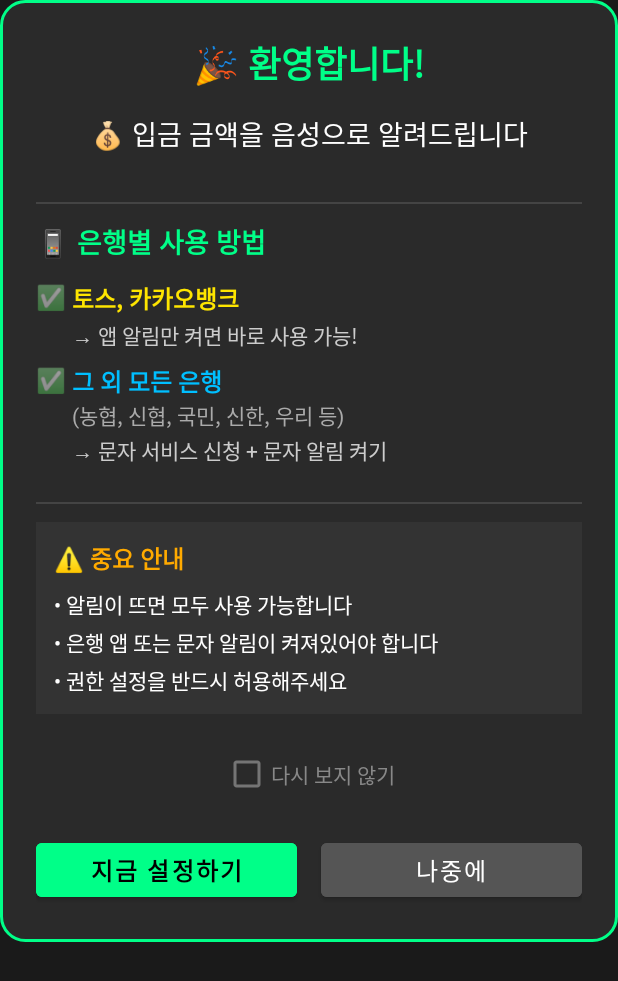
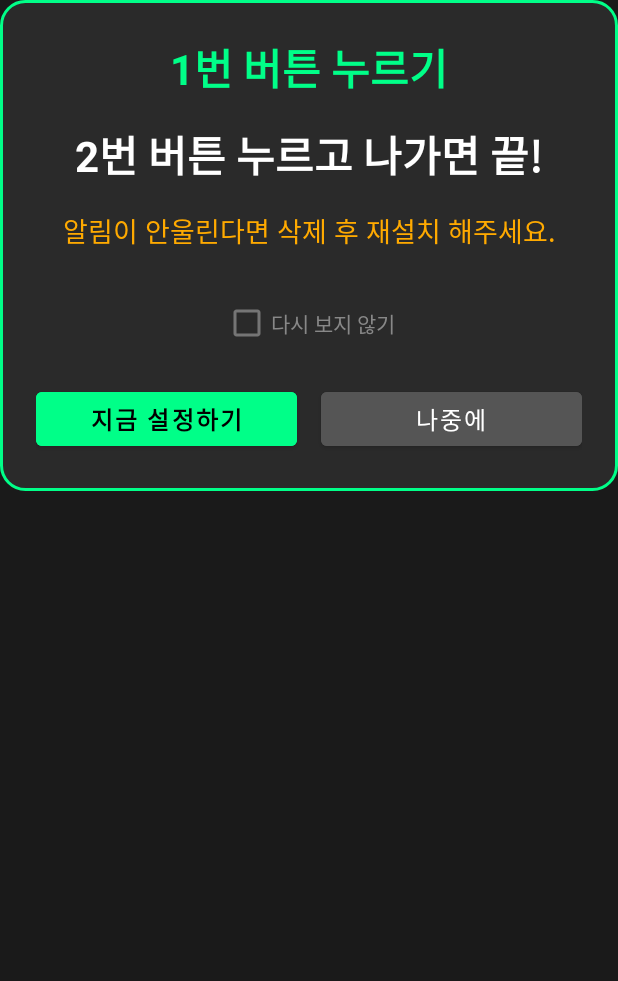
Before and after one commit to JIsseokOh/bankvoicealert-privacy, an Android app: the layout dialog_first_run_guide.xml on its own in the app's theme, with its tools: preview values and no code run, on a phone screen of 412 x 824 dp. Shown: the top 981 px of the screen. Run offline under Robolectric (Android 15) with nearby library versions, the light colour scheme and no system bars.

Commit message:
v1.3.36: Improve UI and enhance usability

```diff
--- a/app/build.gradle
+++ b/app/build.gradle
@@ -11,8 +11,8 @@ android {
         applicationId "com.family.bankvoicealert"
         minSdk 21
         targetSdk 35
-        versionCode 66
-        versionName "1.3.35"
+        versionCode 67
+        versionName "1.3.36"
 
         testInstrumentationRunner "androidx.test.runner.AndroidJUnitRunner"
     }
--- a/app/src/main/res/layout/dialog_first_run_guide.xml
+++ b/app/src/main/res/layout/dialog_first_run_guide.xml
@@ -14,167 +14,33 @@
     <TextView
         android:layout_width="match_parent"
         android:layout_height="wrap_content"
-        android:text="🎉 환영합니다!"
-        android:textSize="24sp"
+        android:text="1번 버튼 누르기"
+        android:textSize="28sp"
         android:textStyle="bold"
         android:textColor="#00ff88"
         android:gravity="center"
         android:layout_marginBottom="16dp"/>
 
-    <!-- 앱 소개 -->
+    <!-- 두번째 줄 -->
     <TextView
         android:layout_width="match_parent"
         android:layout_height="wrap_content"
-        android:text="💰 입금 금액을 음성으로 알려드립니다"
-        android:textSize="18sp"
+        android:text="2번 버튼 누르고 나가면 끝!"
+        android:textSize="28sp"
+        android:textStyle="bold"
         android:textColor="#ffffff"
         android:gravity="center"
-        android:layout_marginBottom="20dp"/>
+        android:layout_marginBottom="16dp"/>
 
-    <!-- 구분선 -->
-    <View
-        android:layout_width="match_parent"
-        android:layout_height="1dp"
-        android:background="#444444"
-        android:layout_marginVertical="12dp"/>
-
-    <!-- 사용 가능 조건 타이틀 -->
+    <!-- 세번째 줄 -->
     <TextView
         android:layout_width="match_parent"
         android:layout_height="wrap_content"
-        android:text="📱 은행별 사용 방법"
+        android:text="알림이 안울린다면 삭제 후 재설치 해주세요."
         android:textSize="18sp"
-        android:textStyle="bold"
-        android:textColor="#00ff88"
-        android:layout_marginBottom="12dp"/>
-
-    <!-- 토스/카카오뱅크 -->
-    <LinearLayout
-        android:layout_width="match_parent"
-        android:layout_height="wrap_content"
-        android:orientation="horizontal"
-        android:layout_marginBottom="8dp">
-
-        <TextView
-            android:layout_width="wrap_content"
-            android:layout_height="wrap_content"
-            android:text="✅ "
-            android:textSize="16sp"/>
-
-        <LinearLayout
-            android:layout_width="match_parent"
-            android:layout_height="wrap_content"
-            android:orientation="vertical">
-
-            <TextView
-                android:layout_width="match_parent"
-                android:layout_height="wrap_content"
-                android:text="토스, 카카오뱅크"
-                android:textSize="16sp"
-                android:textStyle="bold"
-                android:textColor="#FEE500"/>
-
-            <TextView
-                android:layout_width="match_parent"
-                android:layout_height="wrap_content"
-                android:text="→ 앱 알림만 켜면 바로 사용 가능!"
-                android:textSize="14sp"
-                android:textColor="#cccccc"
-                android:layout_marginTop="2dp"/>
-        </LinearLayout>
-    </LinearLayout>
-
-    <!-- 그 외 모든 은행 -->
-    <LinearLayout
-        android:layout_width="match_parent"
-        android:layout_height="wrap_content"
-        android:orientation="horizontal"
-        android:layout_marginBottom="12dp">
-
-        <TextView
-            android:layout_width="wrap_content"
-            android:layout_height="wrap_content"
-            android:text="✅ "
-            android:textSize="16sp"/>
-
-        <LinearLayout
-            android:layout_width="match_parent"
-            android:layout_height="wrap_content"
-            android:orientation="vertical">
-
-            <TextView
-                android:layout_width="match_parent"
-                android:layout_height="wrap_content"
-                android:text="그 외 모든 은행"
-                android:textSize="16sp"
-                android:textStyle="bold"
-                android:textColor="#00BFFF"/>
-
-            <TextView
-                android:layout_width="match_parent"
-                android:layout_height="wrap_content"
-                android:text="(농협, 신협, 국민, 신한, 우리 등)"
-                android:textSize="14sp"
-                android:textColor="#aaaaaa"/>
-
-            <TextView
-                android:layout_width="match_parent"
-                android:layout_height="wrap_content"
-                android:text="→ 문자 서비스 신청 + 문자 알림 켜기"
-                android:textSize="14sp"
-                android:textColor="#cccccc"
-                android:layout_marginTop="2dp"/>
-        </LinearLayout>
-    </LinearLayout>
-
-    <!-- 구분선 -->
-    <View
-        android:layout_width="match_parent"
-        android:layout_height="1dp"
-        android:background="#444444"
-        android:layout_marginVertical="12dp"/>
-
-    <!-- 중요 안내 -->
-    <LinearLayout
-        android:layout_width="match_parent"
-        android:layout_height="wrap_content"
-        android:background="#333333"
-        android:padding="12dp"
-        android:orientation="vertical"
-        android:layout_marginBottom="16dp">
-
-        <TextView
-            android:layout_width="match_parent"
-            android:layout_height="wrap_content"
-            android:text="⚠️ 중요 안내"
-            android:textSize="16sp"
-            android:textStyle="bold"
-            android:textColor="#ffaa00"
-            android:layout_marginBottom="8dp"/>
-
-        <TextView
-            android:layout_width="match_parent"
-            android:layout_height="wrap_content"
-            android:text="• 알림이 뜨면 모두 사용 가능합니다"
-            android:textSize="14sp"
-            android:textColor="#ffffff"
-            android:layout_marginBottom="4dp"/>
-
-        <TextView
-            android:layout_width="match_parent"
-            android:layout_height="wrap_content"
-            android:text="• 은행 앱 또는 문자 알림이 켜져있어야 합니다"
-            android:textSize="14sp"
-            android:textColor="#ffffff"
-            android:layout_marginBottom="4dp"/>
-
-        <TextView
-            android:layout_width="match_parent"
-            android:layout_height="wrap_content"
-            android:text="• 권한 설정을 반드시 허용해주세요"
-            android:textSize="14sp"
-            android:textColor="#ffffff"/>
-    </LinearLayout>
+        android:textColor="#ffaa00"
+        android:gravity="center"
+        android:layout_marginBottom="24dp"/>
 
     <!-- 체크박스 -->
     <CheckBox
--- a/app/src/main/res/layout/dialog_sales_summary_guide.xml
+++ b/app/src/main/res/layout/dialog_sales_summary_guide.xml
@@ -138,7 +138,7 @@
             android:layout_width="match_parent"
             android:layout_height="wrap_content"
             android:orientation="horizontal"
-            android:layout_marginBottom="20dp">
+            android:layout_marginBottom="16dp">
 
             <TextView
                 android:layout_width="32dp"
```
Also changed, not shown: app/src/main/java/com/family/bankvoicealert/MainActivity.kt (+26 -19 lines), app/src/main/res/layout/activity_main.xml (+4 -14 lines), app/src/main/res/layout/dialog_sales_summary.xml (+2 -12 lines).
